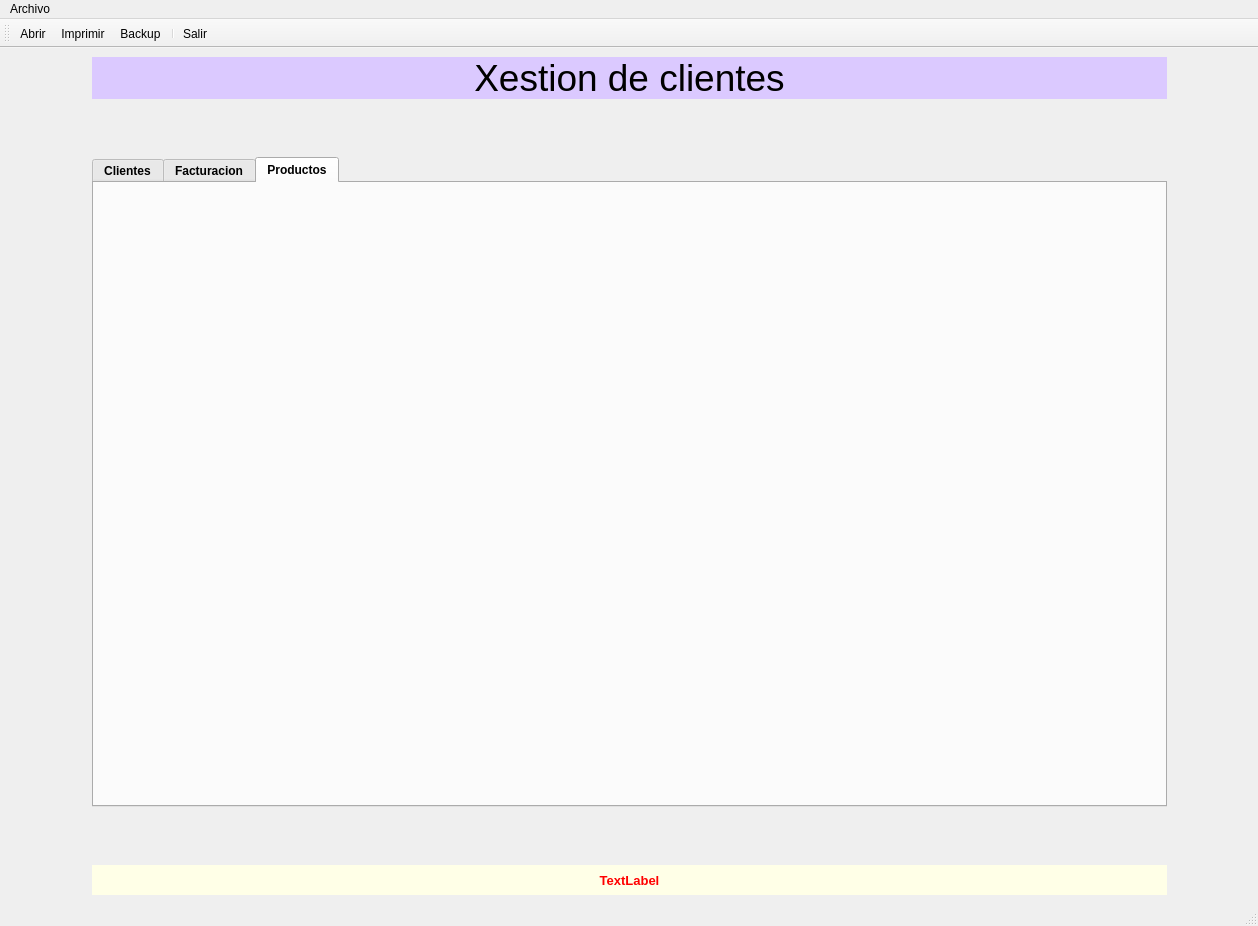
Old version of the form Ventana.ui in the repository BraisRS8/Proyecto.
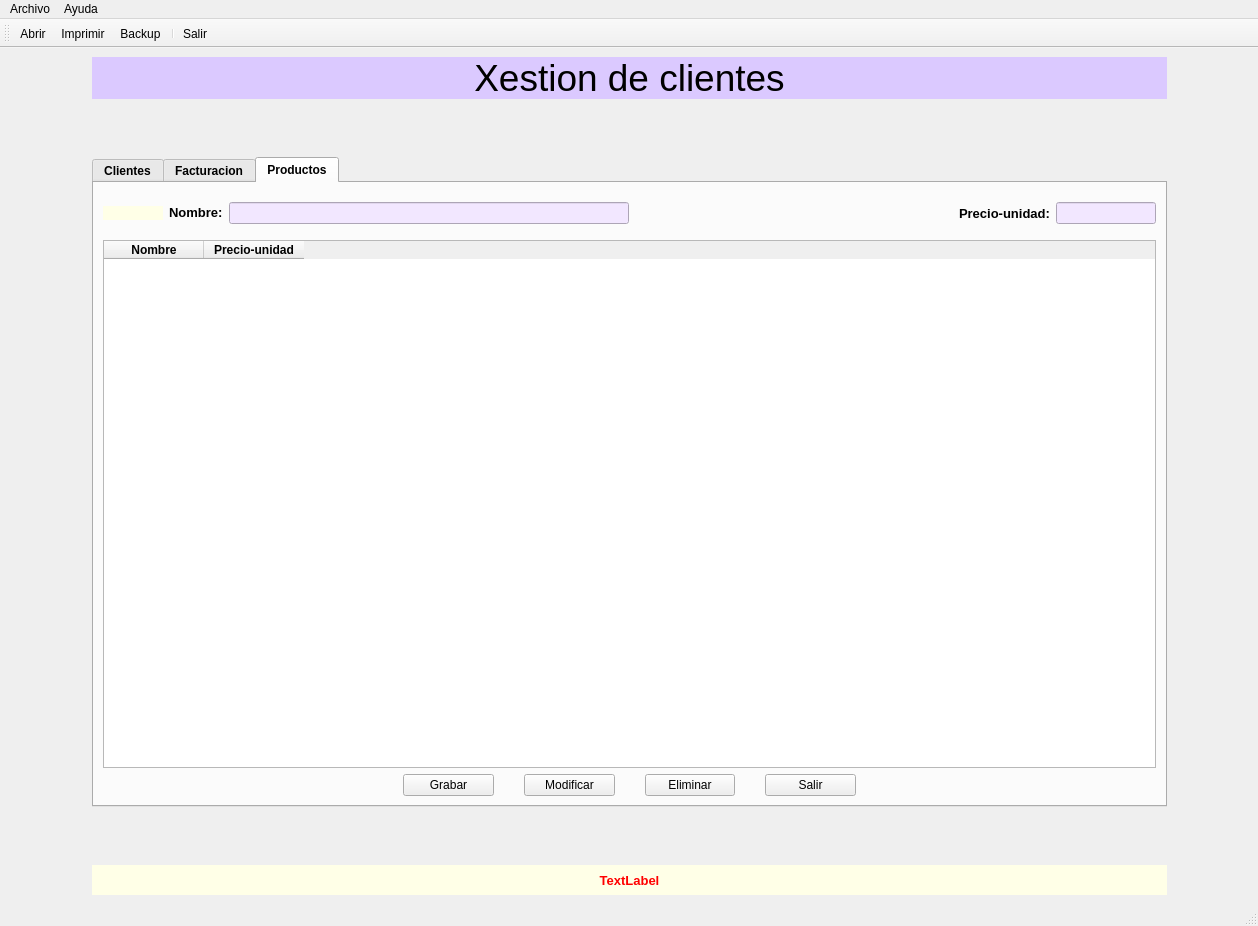
New version of the form. The open tabs and pages were chosen to show the change. Icons and pictures are not drawn.

What changed in the file:
```diff
--- a/Ventana.ui
+++ b/Ventana.ui
@@ -1014,6 +1014,221 @@
        <attribute name="title">
         <string>Productos</string>
        </attribute>
+       <layout class="QGridLayout" name="gridLayout">
+        <item row="0" column="0">
+         <layout class="QGridLayout" name="gridFormuNP">
+          <property name="sizeConstraint">
+           <enum>QLayout::SetDefaultConstraint</enum>
+          </property>
+          <property name="topMargin">
+           <number>10</number>
+          </property>
+          <property name="bottomMargin">
+           <number>10</number>
+          </property>
+          <item row="0" column="4">
+           <widget class="QLabel" name="lblPrecio">
+            <property name="font">
+             <font>
+              <pointsize>10</pointsize>
+             </font>
+            </property>
+            <property name="text">
+             <string>Precio-unidad:</string>
+            </property>
+           </widget>
+          </item>
+          <item row="0" column="3">
+           <spacer name="horizontalSpacer_7">
+            <property name="orientation">
+             <enum>Qt::Horizontal</enum>
+            </property>
+            <property name="sizeType">
+             <enum>QSizePolicy::Expanding</enum>
+            </property>
+            <property name="sizeHint" stdset="0">
+             <size>
+              <width>30</width>
+              <height>20</height>
+             </size>
+            </property>
+           </spacer>
+          </item>
+          <item row="0" column="0">
+           <widget class="QLabel" name="lblCodpro">
+            <property name="sizePolicy">
+             <sizepolicy hsizetype="Preferred" vsizetype="Fixed">
+              <horstretch>0</horstretch>
+              <verstretch>0</verstretch>
+             </sizepolicy>
+            </property>
+            <property name="minimumSize">
+             <size>
+              <width>60</width>
+              <height>0</height>
+             </size>
+            </property>
+            <property name="styleSheet">
+             <string notr="true">background-color: rgb(255, 255, 231);</string>
+            </property>
+            <property name="text">
+             <string/>
+            </property>
+           </widget>
+          </item>
+          <item row="0" column="2">
+           <widget class="QLineEdit" name="editNomPro">
+            <property name="minimumSize">
+             <size>
+              <width>400</width>
+              <height>0</height>
+             </size>
+            </property>
+            <property name="styleSheet">
+             <string notr="true">background-color: rgb(242, 231, 255);</string>
+            </property>
+           </widget>
+          </item>
+          <item row="0" column="1">
+           <widget class="QLabel" name="lblNomPro">
+            <property name="sizePolicy">
+             <sizepolicy hsizetype="Maximum" vsizetype="Fixed">
+              <horstretch>0</horstretch>
+              <verstretch>0</verstretch>
+             </sizepolicy>
+            </property>
+            <property name="font">
+             <font>
+              <pointsize>10</pointsize>
+             </font>
+            </property>
+            <property name="text">
+             <string>Nombre:</string>
+            </property>
+           </widget>
+          </item>
+          <item row="0" column="5">
+           <widget class="QLineEdit" name="editPrecio">
+            <property name="maximumSize">
+             <size>
+              <width>100</width>
+              <height>16777215</height>
+             </size>
+            </property>
+            <property name="font">
+             <font>
+              <weight>50</weight>
+              <bold>false</bold>
+             </font>
+            </property>
+            <property name="toolTipDuration">
+             <number>-1</number>
+            </property>
+            <property name="styleSheet">
+             <string notr="true">background-color: rgb(242, 231, 255);</string>
+            </property>
+           </widget>
+          </item>
+         </layout>
+        </item>
+        <item row="2" column="0">
+         <layout class="QGridLayout" name="gridBtnPro">
+          <property name="leftMargin">
+           <number>300</number>
+          </property>
+          <property name="rightMargin">
+           <number>300</number>
+          </property>
+          <property name="horizontalSpacing">
+           <number>30</number>
+          </property>
+          <item row="0" column="0">
+           <widget class="QPushButton" name="btnAltaPro">
+            <property name="font">
+             <font>
+              <weight>50</weight>
+              <bold>false</bold>
+             </font>
+            </property>
+            <property name="text">
+             <string>Grabar</string>
+            </property>
+           </widget>
+          </item>
+          <item row="0" column="1">
+           <widget class="QPushButton" name="btnModifPro">
+            <property name="font">
+             <font>
+              <weight>50</weight>
+              <bold>false</bold>
+             </font>
+            </property>
+            <property name="text">
+             <string>Modificar</string>
+            </property>
+           </widget>
+          </item>
+          <item row="0" column="2">
+           <widget class="QPushButton" name="btnBajaPro">
+            <property name="font">
+             <font>
+              <weight>50</weight>
+              <bold>false</bold>
+             </font>
+            </property>
+            <property name="text">
+             <string>Eliminar</string>
+            </property>
+           </widget>
+          </item>
+          <item row="0" column="3">
+           <widget class="QPushButton" name="btnSalirPro">
+            <property name="font">
+             <font>
+              <weight>50</weight>
+              <bold>false</bold>
+             </font>
+            </property>
+            <property name="text">
+             <string>Salir</string>
+            </property>
+           </widget>
+          </item>
+         </layout>
+        </item>
+        <item row="1" column="0">
+         <widget class="QTableWidget" name="tablePro">
+          <property name="font">
+           <font>
+            <weight>75</weight>
+            <bold>true</bold>
+           </font>
+          </property>
+          <property name="sizeAdjustPolicy">
+           <enum>QAbstractScrollArea::AdjustToContents</enum>
+          </property>
+          <property name="alternatingRowColors">
+           <bool>true</bool>
+          </property>
+          <property name="selectionMode">
+           <enum>QAbstractItemView::ExtendedSelection</enum>
+          </property>
+          <property name="columnCount">
+           <number>2</number>
+          </property>
+          <column>
+           <property name="text">
+            <string>Nombre</string>
+           </property>
+          </column>
+          <column>
+           <property name="text">
+            <string>Precio-unidad</string>
+           </property>
+          </column>
+         </widget>
+        </item>
+       </layout>
       </widget>
      </widget>
     </item>
@@ -1065,7 +1280,14 @@
     <addaction name="separator"/>
     <addaction name="actionSalirToolbar"/>
    </widget>
+   <widget class="QMenu" name="menuAyuda">
+    <property name="title">
+     <string>Ayuda</string>
+    </property>
+    <addaction name="actionAbout"/>
+   </widget>
    <addaction name="menuArchivo"/>
+   <addaction name="menuAyuda"/>
   </widget>
   <widget class="QStatusBar" name="statusbar"/>
   <widget class="QToolBar" name="toolBar">
```
Left out of the diff: 271 changed lines with no effect on the pictures.
